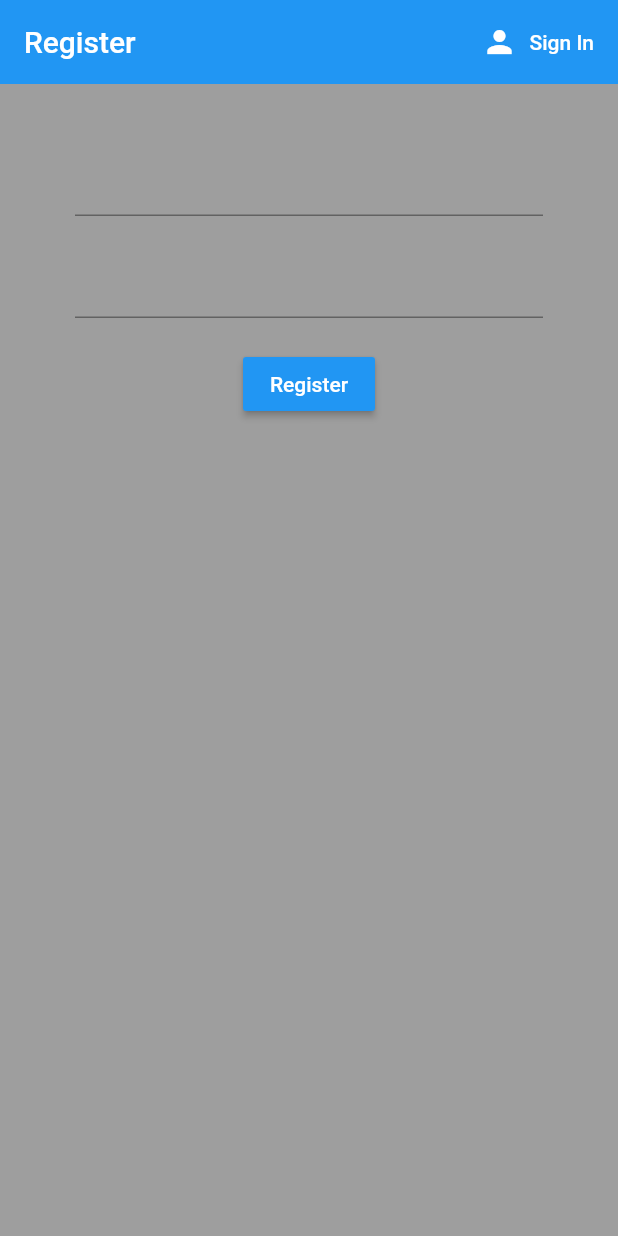
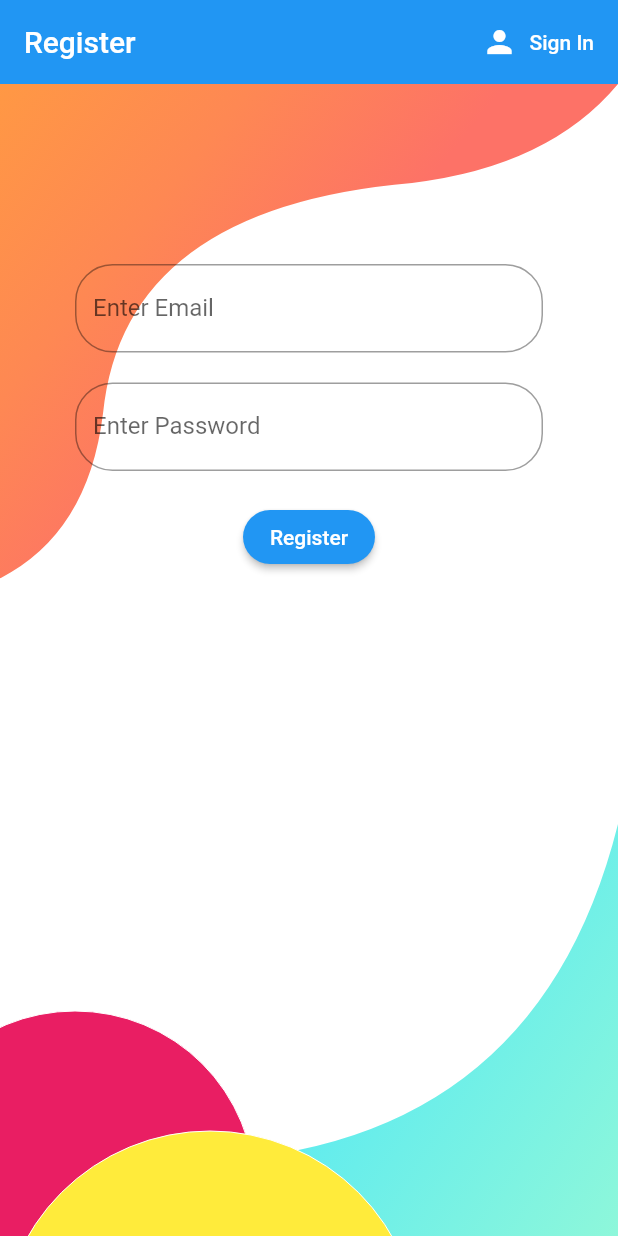
Before and after one commit to etienneamiche/movies, a Flutter app: the screen it shows after launch, after a tap on "Sign In", after a tap on "Register", on a phone screen of 412 x 824 dp. Run offline on Flutter 3.47's test engine with Material 2 defaults, Android fonts, the phone set to English and light mode, and no system bars; our stand-ins replace firebase_auth; accounts and stored records are empty; network calls fail.

Commit message:
UI modifications

```diff
--- /dev/null
+++ b/lib/ui/background.dart
@@ -0,0 +1,174 @@
+import 'package:flutter/material.dart';
+
+class Background extends StatelessWidget {
+  @override
+  Widget build(BuildContext context) {
+    return Scaffold(
+      resizeToAvoidBottomPadding: false,
+      backgroundColor: Colors.white,
+      body: Column(
+        children: <Widget>[
+          new Stack(
+            alignment: Alignment.bottomCenter,
+            children: <Widget>[
+              WavyHeader(),
+            ],
+          ),
+          Expanded(
+            child: Container(
+            ),
+          ),
+          Stack(
+            alignment: Alignment.bottomLeft,
+            children: <Widget>[
+              WavyFooter(),
+              CirclePink(),
+              CircleYellow(),
+            ],
+          )
+        ],
+      ),
+    );
+  }
+}
+
+const List<Color> orangeGradients = [
+  Color(0xFFFF9844),
+  Color(0xFFFE8853),
+  Color(0xFFFD7267),
+];
+
+const List<Color> aquaGradients = [
+  Color(0xFF5AEAF1),
+  Color(0xFF8EF7DA),
+];
+
+class WavyHeader extends StatelessWidget {
+  @override
+  Widget build(BuildContext context) {
+    return ClipPath(
+      clipper: TopWaveClipper(),
+      child: Container(
+        decoration: BoxDecoration(
+          gradient: LinearGradient(
+              colors: orangeGradients,
+              begin: Alignment.topLeft,
+              end: Alignment.center),
+        ),
+        height: MediaQuery.of(context).size.height / 2.5,
+      ),
+    );
+  }
+}
+
+class WavyFooter extends StatelessWidget {
+  @override
+  Widget build(BuildContext context) {
+    return ClipPath(
+      clipper: FooterWaveClipper(),
+      child: Container(
+        decoration: BoxDecoration(
+          gradient: LinearGradient(
+              colors: aquaGradients,
+              begin: Alignment.center,
+              end: Alignment.bottomRight),
+        ),
+        height: MediaQuery.of(context).size.height / 3,
+      ),
+    );
+  }
+}
+
+class CirclePink extends StatelessWidget {
+  @override
+  Widget build(BuildContext context) {
+    return Transform.translate(
+      offset: Offset(-70.0, 90.0),
+      child: Material(
+        color: Colors.pink,
+        child: Padding(padding: EdgeInsets.all(120)),
+        shape: CircleBorder(side: BorderSide(color: Colors.white, width: 0.0)),
+      ),
+    );
+  }
+}
+
+class CircleYellow extends StatelessWidget {
+  @override
+  Widget build(BuildContext context) {
+    return Transform.translate(
+      offset: Offset(0.0, 210.0),
+      child: Material(
+        color: Colors.yellow,
+        child: Padding(padding: EdgeInsets.all(140)),
+        shape: CircleBorder(side: BorderSide(color: Colors.white, width: 0.0)),
+      ),
+    );
+  }
+}
+
+class TopWaveClipper extends CustomClipper<Path> {
+  @override
+  Path getClip(Size size) {
+    // This is where we decide what part of our image is going to be visible.
+    var path = Path();
+    path.lineTo(0.0, size.height);
+
+    var firstControlPoint = new Offset(size.width / 7, size.height - 30);
+    var firstEndPoint = new Offset(size.width / 6, size.height / 1.5);
+
+    path.quadraticBezierTo(firstControlPoint.dx, firstControlPoint.dy,
+        firstEndPoint.dx, firstEndPoint.dy);
+
+    var secondControlPoint = Offset(size.width / 5, size.height / 4);
+    var secondEndPoint = Offset(size.width / 1.5, size.height / 5);
+    path.quadraticBezierTo(secondControlPoint.dx, secondControlPoint.dy,
+        secondEndPoint.dx, secondEndPoint.dy);
+
+    var thirdControlPoint =
+        Offset(size.width - (size.width / 9), size.height / 6);
+    var thirdEndPoint = Offset(size.width, 0.0);
+    path.quadraticBezierTo(thirdControlPoint.dx, thirdControlPoint.dy,
+        thirdEndPoint.dx, thirdEndPoint.dy);
+
+    ///move from bottom right to top
+    path.lineTo(size.width, 0.0);
+
+    ///finally close the path by reaching start point from top right corner
+    path.close();
+    return path;
+  }
+
+  @override
+  bool shouldReclip(CustomClipper<Path> oldClipper) => false;
+}
+
+class FooterWaveClipper extends CustomClipper<Path> {
+  @override
+  Path getClip(Size size) {
+    var path = Path();
+    path.moveTo(size.width, 0.0);
+    path.lineTo(size.width, size.height);
+    path.lineTo(0.0, size.height);
+    path.lineTo(0.0, size.height - 60);
+    var secondControlPoint = Offset(size.width - (size.width / 6), size.height);
+    var secondEndPoint = Offset(size.width, 0.0);
+    path.quadraticBezierTo(secondControlPoint.dx, secondControlPoint.dy,
+        secondEndPoint.dx, secondEndPoint.dy);
+
+    return path;
+  }
+
+  @override
+  bool shouldReclip(CustomClipper<Path> oldClipper) => false;
+}
+
+class YellowCircleClipper extends CustomClipper<Rect> {
+  @override
+  Rect getClip(Size size) {
+    return null;
+  }
+
+  @override
+  bool shouldReclip(CustomClipper<Rect> oldClipper) => false;
+}
--- a/lib/views/authenticate/register.dart
+++ b/lib/views/authenticate/register.dart
@@ -1,5 +1,6 @@
 import 'package:movies/services/auth.dart';
 import 'package:flutter/material.dart';
+import 'package:movies/ui/background.dart';
 
 class Register extends StatefulWidget {
 
@@ -23,7 +24,8 @@ class _RegisterState extends State<Register> {
   @override
   Widget build(BuildContext context) {
     return Scaffold(
-      backgroundColor: Colors.grey,
+      resizeToAvoidBottomPadding: false,
+      backgroundColor: Colors.white,
       appBar: AppBar(
         backgroundColor: Colors.blue,
         elevation: 0.0,
@@ -36,14 +38,26 @@ class _RegisterState extends State<Register> {
           ),
         ],
       ),
-      body: Container(
-        padding: EdgeInsets.symmetric(vertical: 20.0, horizontal: 50.0),
+      body:Stack(
+        children: <Widget>[
+           Background(),
+           Container(
+            padding: EdgeInsets.symmetric(vertical: 100.0, horizontal: 50.0),
             child: Form(
               key: _formKey,
               child: Column(
                 children: <Widget>[
                   SizedBox(height: 20.0),
                   TextFormField(
+                    decoration: InputDecoration(
+                        labelText: "Enter Email",
+                        fillColor: Colors.white,
+                        border: new OutlineInputBorder(
+                          borderRadius: new BorderRadius.circular(25.0),
+                          borderSide: new BorderSide(
+                          ),
+                        )
+                    ),
                     validator: (val) => val.isEmpty ? 'Enter an email' : null,
                     onChanged: (val) {
                       setState(() => email = val);
@@ -51,14 +65,26 @@ class _RegisterState extends State<Register> {
                   ),
                   SizedBox(height: 20.0),
                   TextFormField(
+                    decoration: InputDecoration(
+                        labelText: "Enter Password",
+                        fillColor: Colors.white,
+                        border: new OutlineInputBorder(
+                          borderRadius: new BorderRadius.circular(25.0),
+                          borderSide: new BorderSide(
+                          ),
+                        )
+                    ),
                     obscureText: true,
-                validator: (val) => val.length < 6 ? 'Enter a password of 6 characters minimum' : null,
+                    validator: (val) => val.length < 6 ? 'Enter a password of 6 character minimum' : null,
                     onChanged: (val) {
                       setState(() => password = val);
                     },
                   ),
                   SizedBox(height: 20.0),
                   RaisedButton(
+                    shape: RoundedRectangleBorder(
+                      borderRadius: new BorderRadius.circular(30.0),
+                      ),
                     color: Colors.blue,
                     child: Text(
                       'Register',
@@ -83,7 +109,11 @@ class _RegisterState extends State<Register> {
                 ],
               ),
             ),
-      ),
+          )
+        ],
+
+      )
+
     );
   }
 }
--- a/lib/views/authenticate/sign_in.dart
+++ b/lib/views/authenticate/sign_in.dart
@@ -1,5 +1,6 @@
 import 'package:flutter/material.dart';
 import 'package:movies/services/auth.dart';
+import 'package:movies/ui/background.dart';
 
 
 class SignIn extends StatefulWidget {
@@ -23,7 +24,8 @@ class _SignInState extends State<SignIn> {
   @override
   Widget build(BuildContext context) {
     return Scaffold(
-      backgroundColor: Colors.grey,
+      resizeToAvoidBottomPadding: false,
+      backgroundColor: Colors.white,
       appBar: AppBar(
         backgroundColor: Colors.blue,
         elevation: 0.0,
@@ -36,14 +38,26 @@ class _SignInState extends State<SignIn> {
           ),
         ],
       ),
-      body: Container(
-        padding: EdgeInsets.symmetric(vertical: 20.0, horizontal: 50.0),
+      body:Stack(
+        children: <Widget>[
+           Background(),
+           Container(
+            padding: EdgeInsets.symmetric(vertical: 100.0, horizontal: 50.0),
             child: Form(
               key: _formKey,
               child: Column(
                 children: <Widget>[
                   SizedBox(height: 20.0),
                   TextFormField(
+                    decoration: InputDecoration(
+                        labelText: "Enter Email",
+                        fillColor: Colors.white,
+                        border: new OutlineInputBorder(
+                          borderRadius: new BorderRadius.circular(25.0),
+                          borderSide: new BorderSide(
+                          ),
+                        )
+                    ),
                     validator: (val) => val.isEmpty ? 'Enter an email' : null,
                     onChanged: (val) {
                       setState(() => email = val);
@@ -51,6 +65,15 @@ class _SignInState extends State<SignIn> {
                   ),
                   SizedBox(height: 20.0),
                   TextFormField(
+                    decoration: InputDecoration(
+                        labelText: "Enter Password",
+                        fillColor: Colors.white,
+                        border: new OutlineInputBorder(
+                          borderRadius: new BorderRadius.circular(25.0),
+                          borderSide: new BorderSide(
+                          ),
+                        )
+                    ),
                     obscureText: true,
                     validator: (val) => val.length < 6 ? 'Enter a password 6+ chars long' : null,
                     onChanged: (val) {
@@ -59,11 +82,9 @@ class _SignInState extends State<SignIn> {
                   ),
                   SizedBox(height: 20.0),
                   RaisedButton(
+                    shape: RoundedRectangleBorder(borderRadius: new BorderRadius.circular(30.0)),
                     color: Colors.blue,
-                child: Text(
-                  'Sign In',
-                  style: TextStyle(color: Colors.white),
-                ),
+                    child: Text('Sign In',style: TextStyle(color: Colors.white)),
                     onPressed: () async {
                         if(_formKey.currentState.validate()){
                         dynamic result = await _auth.signInWithEmailAndPassword(email, password);
@@ -76,7 +97,9 @@ class _SignInState extends State<SignIn> {
                       }
                     ),
                     RaisedButton(
-                  child: Text('Sign In Aninymously'),
+                      shape: RoundedRectangleBorder(borderRadius: new BorderRadius.circular(30.0)),
+                      color: Colors.grey[300],
+                      child: Text('Enter as a guest',style: TextStyle(color: Colors.white),),
                       onPressed: () async {
                         dynamic result = await _auth.signInAnonymous();
                         if(result == null){
@@ -95,7 +118,10 @@ class _SignInState extends State<SignIn> {
                   ],
               ),
             ),
-      ),
+          )
+      ]
+      )
+
     );
   }
 }
--- a/lib/views/home/home.dart
+++ b/lib/views/home/home.dart
@@ -1,5 +1,7 @@
 import 'package:flutter/material.dart';
 import 'package:movies/services/auth.dart';
+import 'package:movies/ui/background.dart';
+
 class Home extends StatelessWidget {
 
   final AuthService _auth = AuthService();
@@ -8,7 +10,7 @@ class Home extends StatelessWidget {
   Widget build(BuildContext context) {
     return Container(
       child: Scaffold(
-        backgroundColor: Colors.grey,
+        backgroundColor: Colors.white,
         appBar: AppBar(
           title: Text('Home'),
           backgroundColor: Colors.blue,
@@ -23,7 +25,12 @@ class Home extends StatelessWidget {
             ),
           ],
         ),
-      ),
+        body:Stack(
+          children: <Widget>[
+            Background()
+          ]
+        )
+      )
     );
   }
 }
```
Also changed, not shown: 1 other file. Lines whose indentation alone changed are shown as unchanged.
